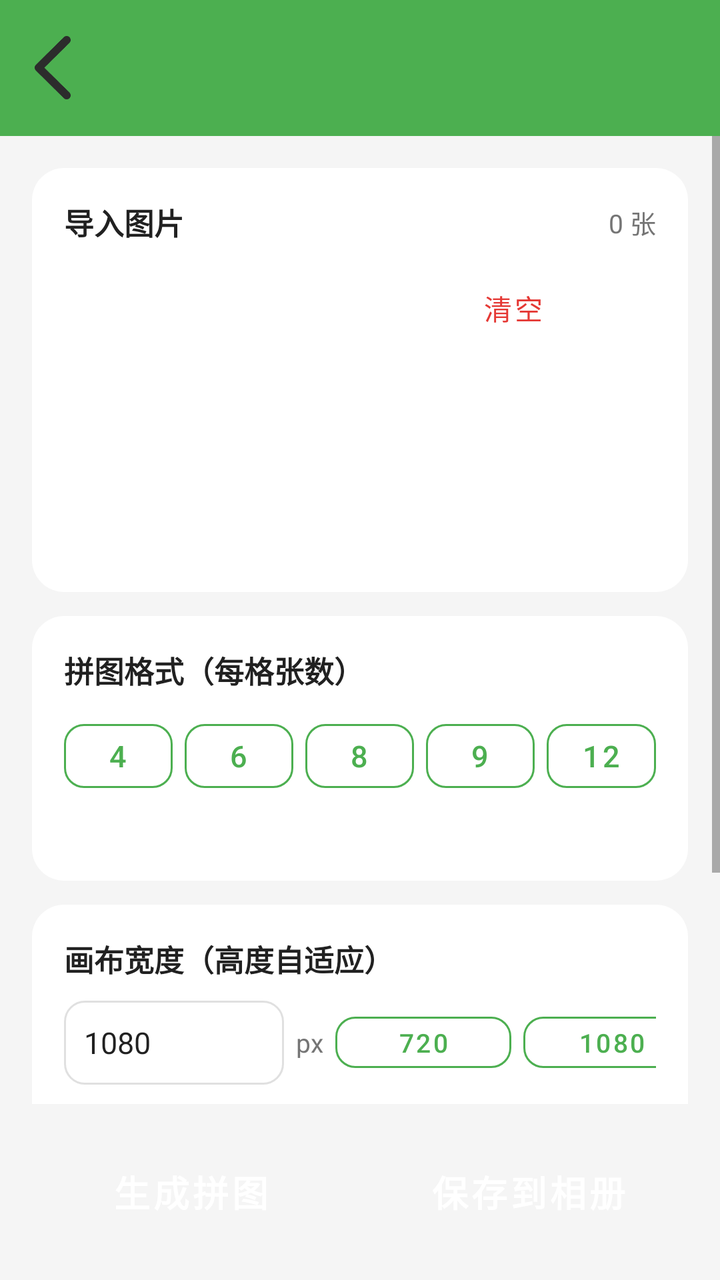
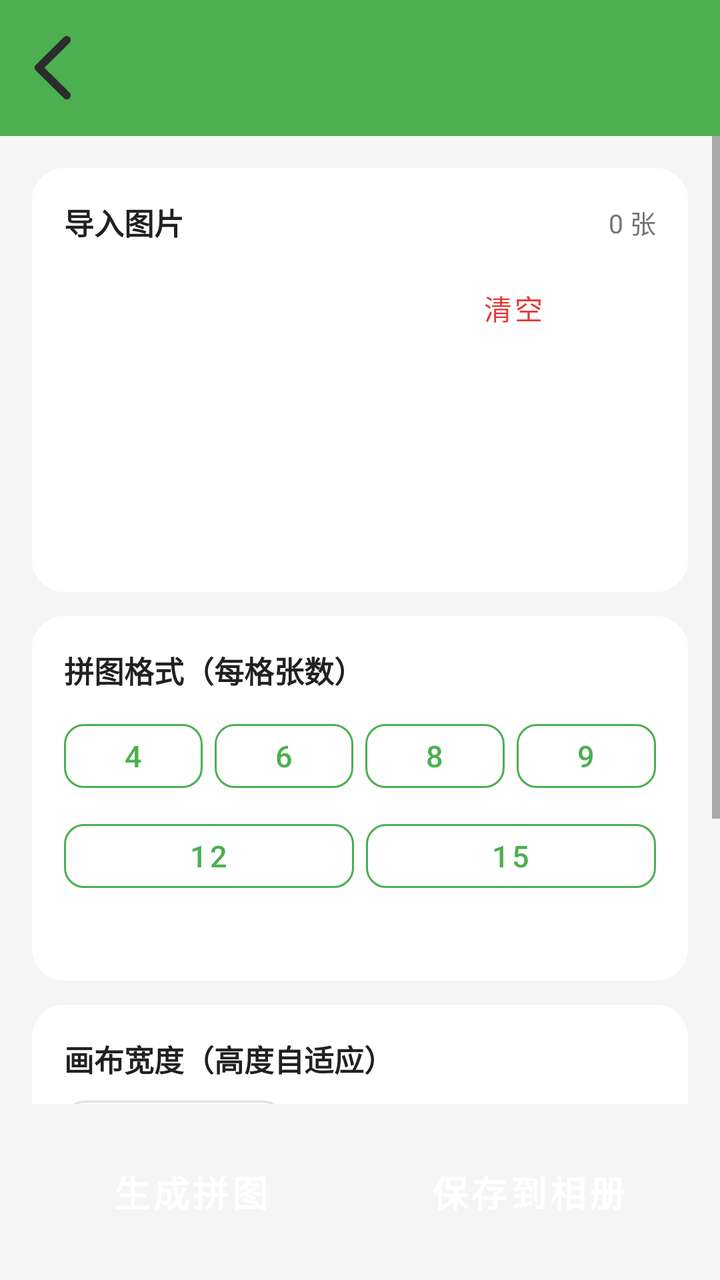

Compare the two renders of this Android layout. The source of the first and the diff that turns it into the second are given below.
<!-- AndroidManifest.xml: activity theme Theme.XiaQiaoQiao -->
<!-- res/layout/activity_pintu.xml -->
<?xml version="1.0" encoding="utf-8"?>
<LinearLayout xmlns:android="http://schemas.android.com/apk/res/android"
    xmlns:app="http://schemas.android.com/apk/res-auto"
    android:layout_width="match_parent"
    android:layout_height="match_parent"
    android:background="@color/bg_page"
    android:orientation="vertical">

    <include layout="@layout/include_top_bar" />

    <ScrollView
        android:layout_width="match_parent"
        android:layout_height="0dp"
        android:layout_weight="1"
        android:fillViewport="true">

        <LinearLayout
            android:layout_width="match_parent"
            android:layout_height="wrap_content"
            android:orientation="vertical"
            android:padding="16dp">

            
            <LinearLayout
                android:layout_width="match_parent"
                android:layout_height="wrap_content"
                android:background="@drawable/bg_card_rounded"
                android:orientation="vertical"
                android:padding="16dp">

                <LinearLayout
                    android:layout_width="match_parent"
                    android:layout_height="wrap_content"
                    android:gravity="center_vertical"
                    android:orientation="horizontal">

                    <TextView
                        android:layout_width="0dp"
                        android:layout_height="wrap_content"
                        android:layout_weight="1"
                        android:text="@string/pintu_import_title"
                        android:textColor="@color/text_primary"
                        android:textSize="15sp"
                        android:textStyle="bold" />

                    <TextView
                        android:id="@+id/tv_count"
                        android:layout_width="wrap_content"
                        android:layout_height="wrap_content"
                        android:text="@string/pintu_count_zero"
                        android:textColor="@color/text_secondary"
                        android:textSize="13sp" />
                </LinearLayout>

                <LinearLayout
                    android:layout_width="match_parent"
                    android:layout_height="wrap_content"
                    android:layout_marginTop="10dp"
                    android:orientation="horizontal">

                    <Button
                        android:id="@+id/btn_import"
                        style="@style/Widget.XiaQiaoQiao.Button.Primary"
                        android:layout_width="0dp"
                        android:layout_height="wrap_content"
                        android:layout_weight="1"
                        android:minHeight="44dp"
                        android:textSize="14sp"
                        android:text="@string/pintu_import" />

                    <Button
                        android:id="@+id/btn_clear"
                        style="@style/Widget.XiaQiaoQiao.Button.DangerOutline"
                        android:layout_width="0dp"
                        android:layout_height="wrap_content"
                        android:layout_marginStart="10dp"
                        android:layout_weight="1"
                        android:minHeight="44dp"
                        android:textSize="14sp"
                        android:text="@string/pintu_clear" />
                </LinearLayout>

                
                <androidx.recyclerview.widget.RecyclerView
                    android:id="@+id/rv_thumbs"
                    android:layout_width="match_parent"
                    android:layout_height="92dp"
                    android:layout_marginTop="12dp"
                    android:orientation="horizontal"
                    android:scrollbars="horizontal"
                    app:layoutManager="androidx.recyclerview.widget.LinearLayoutManager" />
            </LinearLayout>

            
            <LinearLayout
                android:layout_width="match_parent"
                android:layout_height="wrap_content"
                android:layout_marginTop="12dp"
                android:background="@drawable/bg_card_rounded"
                android:orientation="vertical"
                android:padding="16dp">

                <TextView
                    android:layout_width="wrap_content"
                    android:layout_height="wrap_content"
                    android:text="@string/pintu_format_title"
                    android:textColor="@color/text_primary"
                    android:textSize="15sp"
                    android:textStyle="bold" />

                <LinearLayout
                    android:layout_width="match_parent"
                    android:layout_height="wrap_content"
                    android:layout_marginTop="10dp"
                    android:orientation="horizontal">

                    <com.google.android.material.button.MaterialButton
                        android:id="@+id/btn_count_4"
                        style="@style/Widget.XiaQiaoQiao.Button.Chip"
                        android:layout_width="0dp"
                        android:layout_height="wrap_content"
                        android:layout_weight="1"
                        android:minHeight="44dp"
                        android:textSize="15sp"
                        android:text="@string/pintu_count_4" />

                    <com.google.android.material.button.MaterialButton
                        android:id="@+id/btn_count_6"
                        style="@style/Widget.XiaQiaoQiao.Button.Chip"
                        android:layout_width="0dp"
                        android:layout_height="wrap_content"
                        android:layout_marginStart="6dp"
                        android:layout_weight="1"
                        android:minHeight="44dp"
                        android:textSize="15sp"
                        android:text="@string/pintu_count_6" />

                    <com.google.android.material.button.MaterialButton
                        android:id="@+id/btn_count_8"
                        style="@style/Widget.XiaQiaoQiao.Button.Chip"
                        android:layout_width="0dp"
                        android:layout_height="wrap_content"
                        android:layout_marginStart="6dp"
                        android:layout_weight="1"
                        android:minHeight="44dp"
                        android:textSize="15sp"
                        android:text="@string/pintu_count_8" />

                    <com.google.android.material.button.MaterialButton
                        android:id="@+id/btn_count_9"
                        style="@style/Widget.XiaQiaoQiao.Button.Chip"
                        android:layout_width="0dp"
                        android:layout_height="wrap_content"
                        android:layout_marginStart="6dp"
                        android:layout_weight="1"
                        android:minHeight="44dp"
                        android:textSize="15sp"
                        android:text="@string/pintu_count_9" />

                    <com.google.android.material.button.MaterialButton
                        android:id="@+id/btn_count_12"
                        style="@style/Widget.XiaQiaoQiao.Button.Chip"
                        android:layout_width="0dp"
                        android:layout_height="wrap_content"
                        android:layout_marginStart="6dp"
                        android:layout_weight="1"
                        android:minHeight="44dp"
                        android:textSize="15sp"
                        android:text="@string/pintu_count_12" />
                </LinearLayout>

                <TextView
                    android:id="@+id/tv_layout_hint"
                    android:layout_width="wrap_content"
                    android:layout_height="wrap_content"
                    android:layout_marginTop="8dp"
                    android:textColor="@color/text_secondary"
                    android:textSize="12sp" />
            </LinearLayout>

            
            <LinearLayout
                android:layout_width="match_parent"
                android:layout_height="wrap_content"
                android:layout_marginTop="12dp"
                android:background="@drawable/bg_card_rounded"
                android:orientation="vertical"
                android:padding="16dp">

                <TextView
                    android:layout_width="wrap_content"
                    android:layout_height="wrap_content"
                    android:text="@string/pintu_canvas_title"
                    android:textColor="@color/text_primary"
                    android:textSize="15sp"
                    android:textStyle="bold" />

                <LinearLayout
                    android:layout_width="match_parent"
                    android:layout_height="wrap_content"
                    android:layout_marginTop="10dp"
                    android:gravity="center_vertical"
                    android:orientation="horizontal">

                    <EditText
                        android:id="@+id/et_width"
                        android:layout_width="110dp"
                        android:layout_height="wrap_content"
                        android:background="@drawable/bg_edittext"
                        android:hint="@string/pintu_width_hint"
                        android:inputType="number"
                        android:maxLength="5"
                        android:padding="10dp"
                        android:text="1080"
                        android:textSize="15sp" />

                    <TextView
                        android:layout_width="wrap_content"
                        android:layout_height="wrap_content"
                        android:layout_marginStart="6dp"
                        android:text="@string/pintu_unit_px"
                        android:textColor="@color/text_secondary"
                        android:textSize="13sp" />

                    <View
                        android:layout_width="0dp"
                        android:layout_height="1dp"
                        android:layout_weight="1" />

                    <com.google.android.material.button.MaterialButton
                        android:id="@+id/btn_width_720"
                        style="@style/Widget.XiaQiaoQiao.Button.Chip"
                        android:layout_width="wrap_content"
                        android:layout_height="wrap_content"
                        android:layout_marginStart="6dp"
                        android:minHeight="36dp"
                        android:textSize="13sp"
                        android:text="@string/pintu_preset_720" />

                    <com.google.android.material.button.MaterialButton
                        android:id="@+id/btn_width_1080"
                        style="@style/Widget.XiaQiaoQiao.Button.Chip"
                        android:layout_width="wrap_content"
                        android:layout_height="wrap_content"
                        android:layout_marginStart="6dp"
                        android:minHeight="36dp"
                        android:textSize="13sp"
                        android:text="@string/pintu_preset_1080" />

                    <com.google.android.material.button.MaterialButton
                        android:id="@+id/btn_width_1440"
                        style="@style/Widget.XiaQiaoQiao.Button.Chip"
                        android:layout_width="wrap_content"
                        android:layout_height="wrap_content"
                        android:layout_marginStart="6dp"
                        android:minHeight="36dp"
                        android:textSize="13sp"
                        android:text="@string/pintu_preset_1440" />
                </LinearLayout>

                <TextView
                    android:id="@+id/tv_size_hint"
                    android:layout_width="wrap_content"
                    android:layout_height="wrap_content"
                    android:layout_marginTop="8dp"
                    android:textColor="@color/text_secondary"
                    android:textSize="12sp" />
            </LinearLayout>

            
            <LinearLayout
                android:layout_width="match_parent"
                android:layout_height="wrap_content"
                android:layout_marginTop="12dp"
                android:background="@drawable/bg_card_rounded"
                android:orientation="vertical"
                android:padding="16dp">

                <TextView
                    android:layout_width="wrap_content"
                    android:layout_height="wrap_content"
                    android:text="@string/pintu_result_title"
                    android:textColor="@color/text_primary"
                    android:textSize="15sp"
                    android:textStyle="bold" />

                <TextView
                    android:id="@+id/tv_result_empty"
                    android:layout_width="match_parent"
                    android:layout_height="wrap_content"
                    android:layout_marginTop="10dp"
                    android:text="@string/pintu_result_empty"
                    android:textColor="@color/text_secondary"
                    android:textSize="13sp" />

                <LinearLayout
                    android:id="@+id/layout_results"
                    android:layout_width="match_parent"
                    android:layout_height="wrap_content"
                    android:layout_marginTop="10dp"
                    android:orientation="vertical" />
            </LinearLayout>
        </LinearLayout>
    </ScrollView>

    <LinearLayout
        android:layout_width="match_parent"
        android:layout_height="wrap_content"
        android:orientation="horizontal"
        android:padding="16dp">

        <Button
            android:id="@+id/btn_generate"
            style="@style/Widget.XiaQiaoQiao.Button.Primary"
            android:layout_width="0dp"
            android:layout_height="wrap_content"
            android:layout_weight="1"
            android:text="@string/pintu_generate" />

        <Button
            android:id="@+id/btn_save"
            style="@style/Widget.XiaQiaoQiao.Button.Secondary"
            android:layout_width="0dp"
            android:layout_height="wrap_content"
            android:layout_marginStart="10dp"
            android:layout_weight="1"
            android:text="@string/pintu_save" />
    </LinearLayout>
</LinearLayout>
<!-- res/layout/include_top_bar.xml (included above) -->
<?xml version="1.0" encoding="utf-8"?>
<LinearLayout xmlns:android="http://schemas.android.com/apk/res/android"
    android:layout_width="match_parent"
    android:layout_height="wrap_content"
    android:background="@color/brand_primary"
    android:gravity="center_vertical"
    android:orientation="horizontal"
    android:padding="12dp">

    
    <ImageButton
        android:id="@+id/btn_back_home"
        android:layout_width="44dp"
        android:layout_height="44dp"
        android:layout_marginStart="-8dp"
        android:layout_marginEnd="8dp"
        android:background="@null"
        android:contentDescription="@string/wm_back_home"
        android:padding="6dp"
        android:scaleType="fitCenter"
        android:src="@drawable/ic_back" />

    
    <TextView
        android:id="@+id/tv_top_title"
        android:layout_width="0dp"
        android:layout_height="wrap_content"
        android:layout_weight="1"
        android:ellipsize="end"
        android:gravity="center"
        android:singleLine="true"
        android:textColor="@android:color/white"
        android:textSize="18sp"
        android:textStyle="bold"
        android:visibility="gone" />
</LinearLayout>
<!-- resources referenced by this layout -->
<resources>
  <color name="bg_page">#FFF5F5F5</color>
  <color name="brand_primary">#FF4CAF50</color>
  <color name="text_primary">#FF212121</color>
  <color name="text_secondary">#FF757575</color>
  <!-- drawable bg_card_rounded (drawable) -->
  <?xml version="1.0" encoding="utf-8"?>
  <shape xmlns:android="http://schemas.android.com/apk/res/android"
      android:shape="rectangle">
      <solid android:color="@color/bg_card" />
      <corners android:radius="16dp" />
  </shape>
  <!-- drawable bg_edittext (drawable) -->
  <?xml version="1.0" encoding="utf-8"?>
  <shape xmlns:android="http://schemas.android.com/apk/res/android"
      android:shape="rectangle">
      <solid android:color="@color/white" />
      <corners android:radius="10dp" />
      <stroke android:width="1dp" android:color="#FFE0E0E0" />
  </shape>
  <string name="pintu_canvas_title">画布宽度（高度自适应）</string>
  <string name="pintu_clear">清空</string>
  <string name="pintu_count_12">12</string>
  <string name="pintu_count_4">4</string>
  <string name="pintu_count_6">6</string>
  <string name="pintu_count_8">8</string>
  <string name="pintu_count_9">9</string>
  <string name="pintu_count_zero">0 张</string>
  <string name="pintu_format_title">拼图格式（每格张数）</string>
  <string name="pintu_generate">生成拼图</string>
  <string name="pintu_import">添加图片</string>
  <string name="pintu_import_title">导入图片</string>
  <string name="pintu_preset_1080">1080</string>
  <string name="pintu_preset_1440">1440</string>
  <string name="pintu_preset_720">720</string>
  <string name="pintu_result_empty">还没有生成拼图，点下方「生成拼图」试试</string>
  <string name="pintu_result_title">拼图预览</string>
  <string name="pintu_save">保存到相册</string>
  <string name="pintu_unit_px">px</string>
  <string name="pintu_width_hint">宽度</string>
  <string name="wm_back_home">返回首页</string>
  <style name="Widget.XiaQiaoQiao.Button.Chip" parent="Widget.MaterialComponents.Button.OutlinedButton">
          <item name="android:textSize">14sp</item>
          <item name="cornerRadius">10dp</item>
          <item name="android:minHeight">40dp</item>
          <item name="strokeColor">@color/brand_primary</item>
          <item name="android:textColor">@color/brand_primary</item>
          <item name="rippleColor">@color/brand_primary</item>
      </style>
  <style name="Widget.XiaQiaoQiao.Button.DangerOutline" parent="Widget.MaterialComponents.Button.OutlinedButton">
          <item name="android:textSize">13sp</item>
          <item name="cornerRadius">10dp</item>
          <item name="android:minHeight">36dp</item>
          <item name="strokeColor">@color/brand_danger</item>
          <item name="android:textColor">@color/brand_danger</item>
          <item name="rippleColor">@color/brand_danger_tint</item>
      </style>
  <style name="Widget.XiaQiaoQiao.Button.Primary" parent="Widget.MaterialComponents.Button">
          <item name="android:textSize">18sp</item>
          <item name="android:textStyle">bold</item>
          <item name="cornerRadius">12dp</item>
          <item name="android:minHeight">56dp</item>
          <item name="backgroundTint">@color/brand_primary</item>
      </style>
  <style name="Widget.XiaQiaoQiao.Button.Secondary" parent="Widget.MaterialComponents.Button">
          <item name="android:textSize">18sp</item>
          <item name="android:textStyle">bold</item>
          <item name="cornerRadius">12dp</item>
          <item name="android:minHeight">56dp</item>
          <item name="backgroundTint">@color/brand_blue</item>
          <item name="android:textColor">@color/white</item>
      </style>
  <color name="bg_card">#FFFFFFFF</color>
  <color name="white">#FFFFFFFF</color>
  <color name="brand_danger">#FFE53935</color>
  <color name="brand_danger_tint">#FFFDECEA</color>
  <color name="brand_blue">#FF2196F3</color>
  <color name="brand_primary_dark">#FF388E3C</color>
  <color name="brand_accent">#FFFFC107</color>
  <color name="black">#FF000000</color>
  <!-- unchanged entries left out for length: 2 -->
</resources>

<!-- the commit's change to res/layout/activity_pintu.xml (unified diff, before → after) -->
@@ -112,61 +112,98 @@
                     android:layout_width="match_parent"
                     android:layout_height="wrap_content"
                     android:layout_marginTop="10dp"
-                    android:orientation="horizontal">
-
+                    android:orientation="vertical">
+
+                    
+                    <LinearLayout
+                        android:layout_width="match_parent"
+                        android:layout_height="wrap_content"
+                        android:orientation="horizontal">
+
+                        <com.google.android.material.button.MaterialButton
+                            android:id="@+id/btn_count_4"
+                            style="@style/Widget.XiaQiaoQiao.Button.Chip"
+                            android:layout_width="0dp"
+                            android:layout_height="wrap_content"
+                            android:layout_weight="1"
+                            android:minHeight="44dp"
+                            android:textSize="15sp"
+                            android:text="@string/pintu_count_4" />
+
+                        <com.google.android.material.button.MaterialButton
+                            android:id="@+id/btn_count_6"
+                            style="@style/Widget.XiaQiaoQiao.Button.Chip"
+                            android:layout_width="0dp"
+                            android:layout_height="wrap_content"
+                            android:layout_marginStart="6dp"
+                            android:layout_weight="1"
+                            android:minHeight="44dp"
+                            android:textSize="15sp"
+                            android:text="@string/pintu_count_6" />
+
+                        <com.google.android.material.button.MaterialButton
+                            android:id="@+id/btn_count_8"
+                            style="@style/Widget.XiaQiaoQiao.Button.Chip"
+                            android:layout_width="0dp"
+                            android:layout_height="wrap_content"
+                            android:layout_marginStart="6dp"
+                            android:layout_weight="1"
+                            android:minHeight="44dp"
+                            android:textSize="15sp"
+                            android:text="@string/pintu_count_8" />
+
+                        <com.google.android.material.button.MaterialButton
+                            android:id="@+id/btn_count_9"
+                            style="@style/Widget.XiaQiaoQiao.Button.Chip"
+                            android:layout_width="0dp"
+                            android:layout_height="wrap_content"
+                            android:layout_marginStart="6dp"
+                            android:layout_weight="1"
+                            android:minHeight="44dp"
+                            android:textSize="15sp"
+                            android:text="@string/pintu_count_9" />
+                    </LinearLayout>
+
+                    
+                    <LinearLayout
+                        android:layout_width="match_parent"
+                        android:layout_height="wrap_content"
+                        android:layout_marginTop="6dp"
+                        android:orientation="horizontal">
+
+                        <com.google.android.material.button.MaterialButton
+                            android:id="@+id/btn_count_12"
+                            style="@style/Widget.XiaQiaoQiao.Button.Chip"
+                            android:layout_width="0dp"
+                            android:layout_height="wrap_content"
+                            android:layout_weight="1"
+                            android:minHeight="44dp"
+                            android:textSize="15sp"
+                            android:text="@string/pintu_count_12" />
+
+                        <com.google.android.material.button.MaterialButton
+                            android:id="@+id/btn_count_15"
+                            style="@style/Widget.XiaQiaoQiao.Button.Chip"
+                            android:layout_width="0dp"
+                            android:layout_height="wrap_content"
+                            android:layout_marginStart="6dp"
+                            android:layout_weight="1"
+                            android:minHeight="44dp"
+                            android:textSize="15sp"
+                            android:text="@string/pintu_count_15" />
+                    </LinearLayout>
+
+                    
                     <com.google.android.material.button.MaterialButton
-                        android:id="@+id/btn_count_4"
+                        android:id="@+id/btn_orient"
                         style="@style/Widget.XiaQiaoQiao.Button.Chip"
-                        android:layout_width="0dp"
-                        android:layout_height="wrap_content"
-                        android:layout_weight="1"
-                        android:minHeight="44dp"
-                        android:textSize="15sp"
-                        android:text="@string/pintu_count_4" />
-
-                    <com.google.android.material.button.MaterialButton
-                        android:id="@+id/btn_count_6"
-                        style="@style/Widget.XiaQiaoQiao.Button.Chip"
-                        android:layout_width="0dp"
-                        android:layout_height="wrap_content"
-                        android:layout_marginStart="6dp"
-                        android:layout_weight="1"
-                        android:minHeight="44dp"
-                        android:textSize="15sp"
-                        android:text="@string/pintu_count_6" />
-
-                    <com.google.android.material.button.MaterialButton
-                        android:id="@+id/btn_count_8"
-                        style="@style/Widget.XiaQiaoQiao.Button.Chip"
-                        android:layout_width="0dp"
-                        android:layout_height="wrap_content"
-                        android:layout_marginStart="6dp"
-                        android:layout_weight="1"
-                        android:minHeight="44dp"
-                        android:textSize="15sp"
-                        android:text="@string/pintu_count_8" />
-
-                    <com.google.android.material.button.MaterialButton
-                        android:id="@+id/btn_count_9"
-                        style="@style/Widget.XiaQiaoQiao.Button.Chip"
-                        android:layout_width="0dp"
-                        android:layout_height="wrap_content"
-                        android:layout_marginStart="6dp"
-                        android:layout_weight="1"
-                        android:minHeight="44dp"
-                        android:textSize="15sp"
-                        android:text="@string/pintu_count_9" />
-
-                    <com.google.android.material.button.MaterialButton
-                        android:id="@+id/btn_count_12"
-                        style="@style/Widget.XiaQiaoQiao.Button.Chip"
-                        android:layout_width="0dp"
-                        android:layout_height="wrap_content"
-                        android:layout_marginStart="6dp"
-                        android:layout_weight="1"
-                        android:minHeight="44dp"
-                        android:textSize="15sp"
-                        android:text="@string/pintu_count_12" />
+                        android:layout_width="wrap_content"
+                        android:layout_height="wrap_content"
+                        android:layout_marginTop="8dp"
+                        android:minHeight="36dp"
+                        android:textSize="13sp"
+                        android:text="@string/pintu_orient_v"
+                        android:visibility="gone" />
                 </LinearLayout>
 
                 <TextView
<!-- resource entries referenced after the edit -->
@@ -22,6 +22,7 @@
   <string name="pintu_canvas_title">画布宽度（高度自适应）</string>
   <string name="pintu_clear">清空</string>
   <string name="pintu_count_12">12</string>
+  <string name="pintu_count_15">15</string>
   <string name="pintu_count_4">4</string>
   <string name="pintu_count_6">6</string>
   <string name="pintu_count_8">8</string>
@@ -31,6 +32,7 @@
   <string name="pintu_generate">生成拼图</string>
   <string name="pintu_import">添加图片</string>
   <string name="pintu_import_title">导入图片</string>
+  <string name="pintu_orient_v">竖排 3×5</string>
   <string name="pintu_preset_1080">1080</string>
   <string name="pintu_preset_1440">1440</string>
   <string name="pintu_preset_720">720</string>
